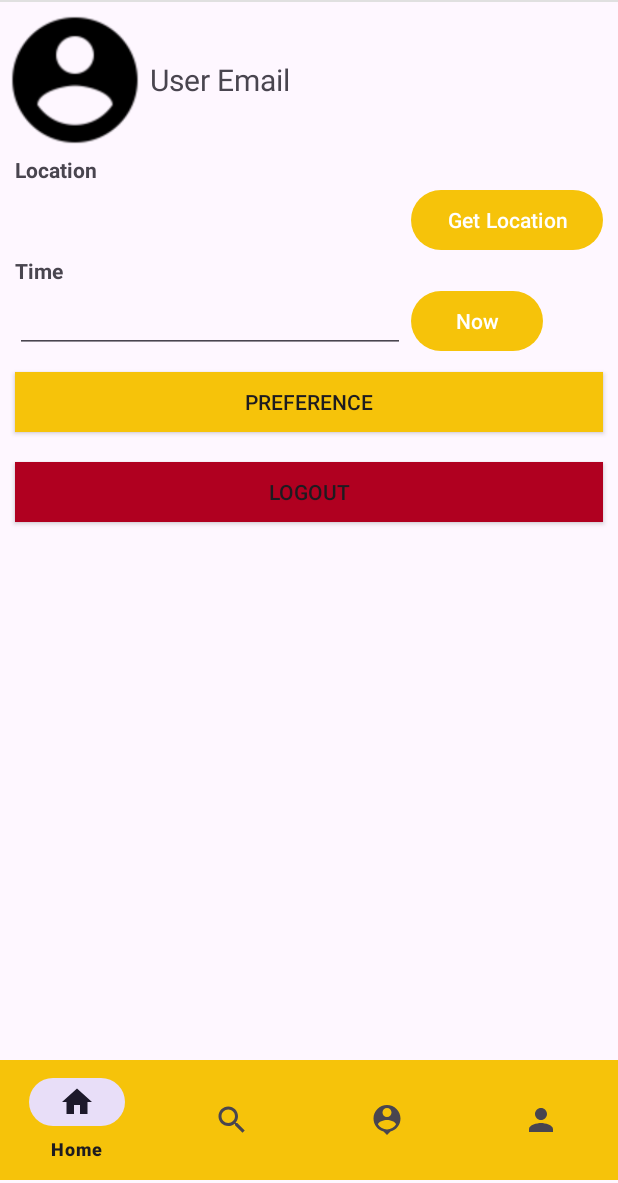
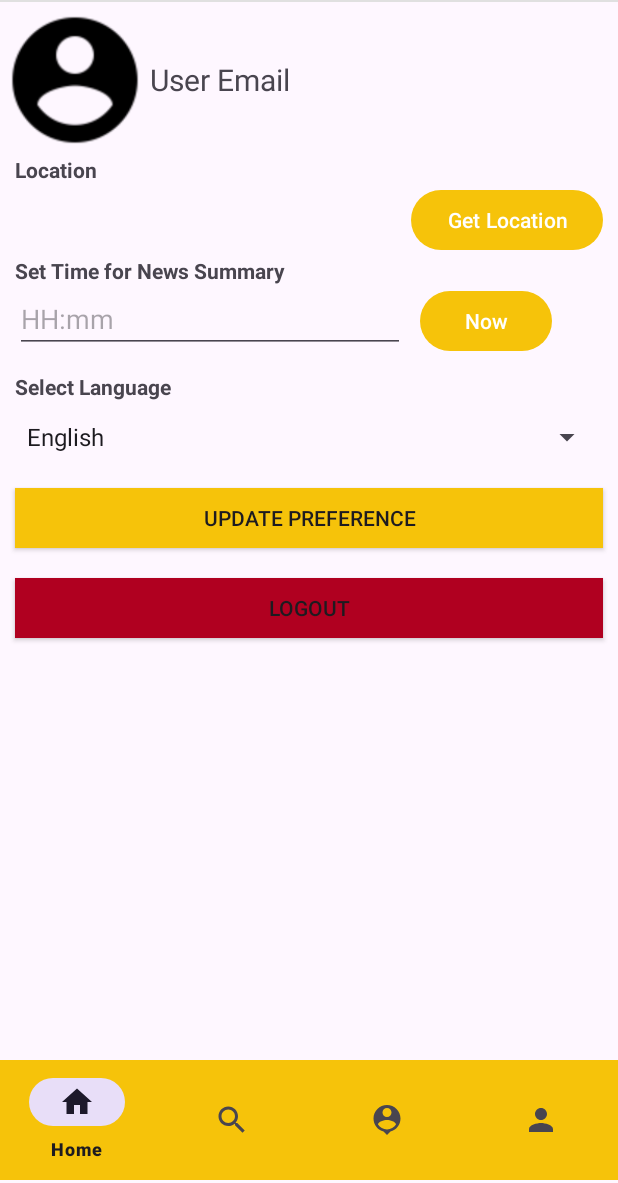
Before and after one commit to Gemnnn/Initiate-News, an Android app: the fragment UserFragment placed in its activity, on a phone screen of 412 x 824 dp, the part 53-1236 px from its top. Run offline under Robolectric (Android 15) with nearby library versions, the phone set to English and light mode, and no system bars; our stand-ins replace data binding.

Commit message:
feat: add set time & set language

```diff
--- a/app/src/main/java/com/initiatetech/initiate_news/fragment/UserFragment.kt
+++ b/app/src/main/java/com/initiatetech/initiate_news/fragment/UserFragment.kt
@@ -2,8 +2,11 @@ package com.initiatetech.initiate_news.fragment
 
 import android.Manifest
 import android.annotation.SuppressLint
+import android.app.TimePickerDialog
 import android.content.Intent
 import android.content.pm.PackageManager
+import android.icu.text.SimpleDateFormat
+import android.icu.util.Calendar
 import android.location.Geocoder
 import android.location.LocationManager
 import android.os.Bundle
@@ -11,6 +14,7 @@ import android.os.Looper
 import android.view.LayoutInflater
 import android.view.View
 import android.view.ViewGroup
+import android.widget.ArrayAdapter
 import android.widget.Toast
 import androidx.activity.result.ActivityResultLauncher
 import androidx.activity.result.contract.ActivityResultContracts
@@ -44,6 +48,8 @@ class UserFragment : Fragment() {
     private lateinit var locationPermissionRequest: ActivityResultLauncher<Array<String>>
 
     private lateinit var locationCallback: com.google.android.gms.location.LocationCallback
+
+
 
 
     override fun onCreate(savedInstanceState: Bundle?) {
@@ -94,6 +100,11 @@ class UserFragment : Fragment() {
 
         fusedLocationClient = LocationServices.getFusedLocationProviderClient(requireContext())
 
+        val languages = resources.getStringArray(R.array.language_options)
+        val adapter = ArrayAdapter(requireContext(), android.R.layout.simple_spinner_dropdown_item, languages)
+        binding.spinnerLanguage.adapter = adapter
+
+
         binding.btnLogout.setOnClickListener {
             viewModel.logoutUser()
             val intent = Intent(activity, LoginActivity::class.java).apply {
@@ -110,6 +121,27 @@ class UserFragment : Fragment() {
                 )
             )
         }
+
+        binding.etSetTime.setOnClickListener {
+            val calendar = Calendar.getInstance()
+            val timeSetListener = TimePickerDialog.OnTimeSetListener { _, hour, minute ->
+                calendar.set(Calendar.HOUR_OF_DAY, hour)
+                calendar.set(Calendar.MINUTE, minute)
+                val timeFormat = SimpleDateFormat("HH:mm", Locale.getDefault())
+                binding.etSetTime.setText(timeFormat.format(calendar.time))
+            }
+
+            // Initialize the TimePickerDialog with current hour and minute
+            TimePickerDialog(requireContext(), timeSetListener, calendar.get(Calendar.HOUR_OF_DAY), calendar.get(Calendar.MINUTE), true).show()
+        }
+
+        // Handling the "Now" button
+        binding.btnNow.setOnClickListener {
+            val currentTime = Calendar.getInstance()
+            val timeFormat = SimpleDateFormat("HH:mm", Locale.getDefault())
+            binding.etSetTime.setText(timeFormat.format(currentTime.time))
+        }
+
 
         return binding.root
     }
--- a/app/src/main/res/layout/fragment_user.xml
+++ b/app/src/main/res/layout/fragment_user.xml
@@ -79,15 +79,13 @@
         </RelativeLayout>
 
         <!--Time-->
+
         <TextView
             android:layout_width="match_parent"
             android:layout_height="wrap_content"
-            android:layout_alignParentStart="true"
-            android:text="Time"
+            android:text="Set Time for News Summary"
             android:layout_marginLeft="10dp"
-            android:textStyle="bold">
-
-        </TextView>
+            android:textStyle="bold"/>
 
         <RelativeLayout
             android:layout_width="match_parent"
@@ -95,24 +93,40 @@
 
             <EditText
                 android:id="@+id/et_setTime"
-                android:layout_marginLeft="10dp"
                 android:layout_width="260dp"
                 android:layout_height="wrap_content"
-                android:inputType="time">
+                android:hint="HH:mm"
+                android:inputType="time"
 
-            </EditText>
-
+                android:clickable="true"
+                android:layout_marginLeft="10dp"/>
 
             <Button
-                android:id="@+id/btn_setTime"
+                android:id="@+id/btn_now"
                 android:layout_width="wrap_content"
                 android:layout_height="wrap_content"
-                android:layout_alignParentRight="true"
+                android:layout_toRightOf="@+id/et_setTime"
                 android:text="Now"
-                android:layout_marginRight="50dp"/>
+                android:layout_marginLeft="10dp"/>
 
         </RelativeLayout>
 
+        <!--Language-->
+
+        <TextView
+            android:layout_width="match_parent"
+            android:layout_height="wrap_content"
+            android:text="Select Language"
+            android:layout_marginTop="10dp"
+            android:layout_marginLeft="10dp"
+            android:textStyle="bold"/>
+
+        <Spinner
+            android:id="@+id/spinner_language"
+            android:layout_width="match_parent"
+            android:layout_height="wrap_content"
+            android:layout_marginLeft="10dp"
+            android:layout_marginRight="10dp"/>
 
         <androidx.appcompat.widget.AppCompatButton
             android:layout_margin="10dp"
--- a/app/src/main/res/values/strings.xml
+++ b/app/src/main/res/values/strings.xml
@@ -20,9 +20,14 @@
     <string name="addkeyword">Add Keyword</string>
 
     <!-- User View -->
-    <string name="preference">Preference</string>
+    <string name="preference">Update Preference</string>
     <string name="logout">Logout</string>
     <string name="location_text">Latitude: %1$s, Longitude: %2$s</string>
     <string name="location_text_with_country_province">Latitude: %1$s, Longitude: %2$s, Country: %3$s, Province: %4$s</string>
+    <string-array name="language_options">
+        <item>English</item>
+        <item>French</item>
+        <!-- Add other languages as needed -->
+    </string-array>
 
 </resources>
```
